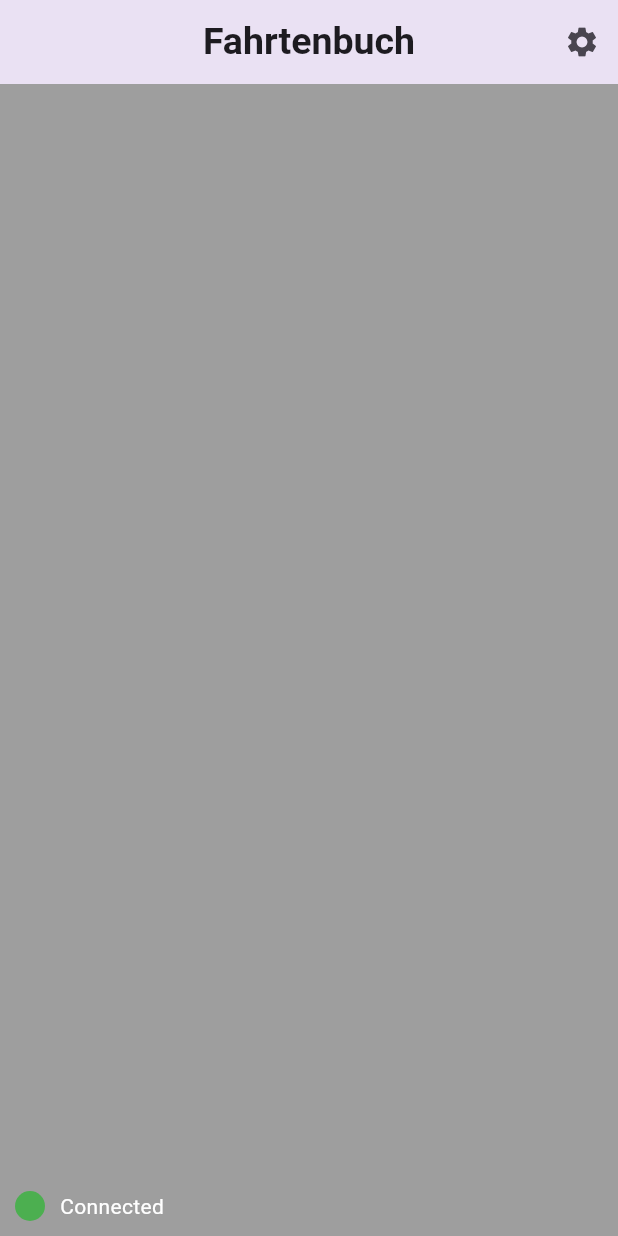
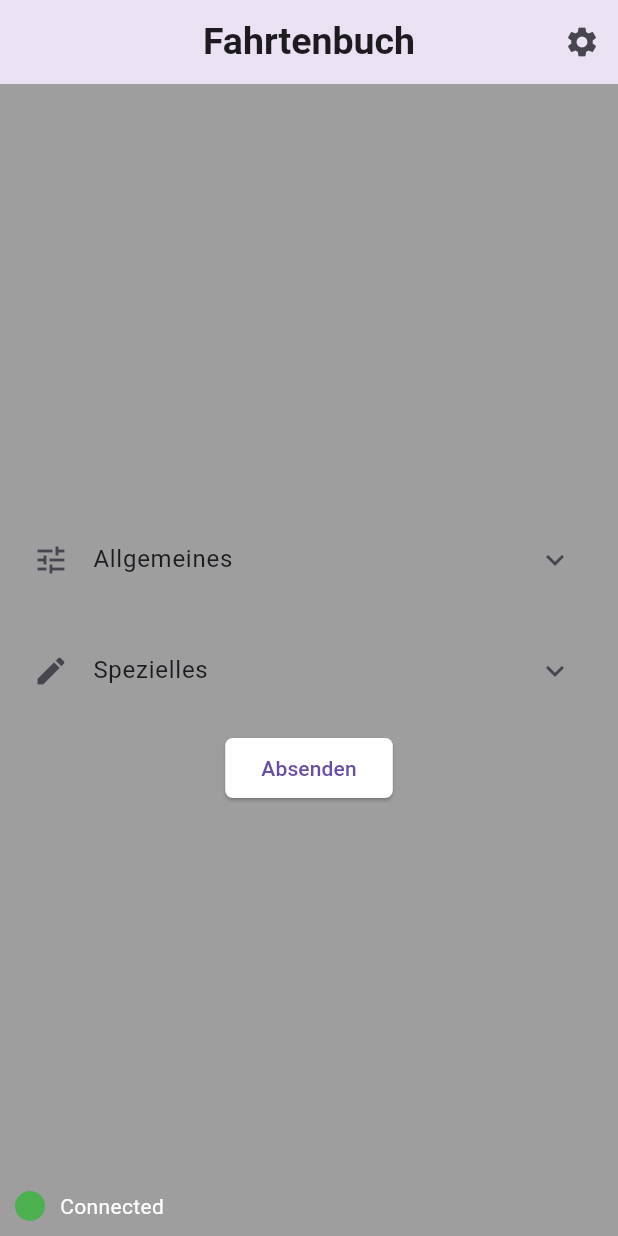
Before and after one commit to Matthias933/Fahrtenbuch, a Flutter app: the screen it shows after launch, on a phone screen of 412 x 824 dp. Run offline on Flutter 3.47's test engine with Material 3 defaults, Android fonts, the phone set to English and light mode, and no system bars; our stand-ins replace connectivity_plus, hive, hive_flutter; accounts and stored records are empty.

Commit message:
Created ui for all input fields

```diff
--- a/lib/entities/ride.dart
+++ b/lib/entities/ride.dart
@@ -10,9 +10,17 @@ class Ride {
   @HiveField(1)
   final int commanderId;
 
-  const Ride({
+  @HiveField(2)
+  final DateTime? rideDate = DateTime.now();
+
+  @HiveField(3)
+  final String? rideDescription = "";
+
+  Ride({
     required this.driverId,
     required this.commanderId,
+    //required this.rideDate,
+    //required this.rideDescription
   });
 
   Map<String, dynamic> toJson() {
--- a/lib/main.dart
+++ b/lib/main.dart
@@ -9,7 +9,7 @@ void main() async{
   Hive.registerAdapter(RideAdapter());
 
   var box = await Hive.openBox('myBox');
-
+  box.clear();
   runApp(const MainApp());
 }
 
--- a/lib/pages/home_page.dart
+++ b/lib/pages/home_page.dart
@@ -6,6 +6,10 @@ import 'package:fahrtenbuch/db/database.dart';
 import 'package:fahrtenbuch/entities/person.dart';
 import 'package:fahrtenbuch/entities/properties.dart';
 import 'package:fahrtenbuch/entities/ride.dart';
+import 'package:fahrtenbuch/utils/auto_complete_input.dart';
+import 'package:fahrtenbuch/utils/checkbox_input.dart';
+import 'package:fahrtenbuch/utils/datetime_input.dart';
+import 'package:fahrtenbuch/utils/text_input.dart';
 import 'package:flutter/material.dart';
 import 'package:hive/hive.dart';
 import 'package:http/http.dart' as http;
@@ -28,10 +32,10 @@ class _HomePageState extends State<HomePage> {
     super.initState();
 
     //Checks for connectivity once application is being started
-    checkConnectivity();
+    //checkConnectivity();
 
     //Check if database has old rides saved in it
-    initialDataCheck();
+    //initialDataCheck();
 
     //Start a listener which calls a updateds the connecitivityStatus everytime it has been changed
     Connectivity().onConnectivityChanged.listen((ConnectivityResult result) {
@@ -48,6 +52,7 @@ class _HomePageState extends State<HomePage> {
   @override
   Widget build(BuildContext context) {
     return Scaffold(
+        backgroundColor: Colors.grey,
         appBar: AppBar(
           elevation: 10,
           title: Text('Fahrtenbuch',
@@ -61,8 +66,100 @@ class _HomePageState extends State<HomePage> {
         body: Stack(
           children: [
             Center(
-              child: Container(
-                color: Colors.grey,
+              child: SingleChildScrollView(
+                child: Container(
+                  width: 400,
+                  child: Column(
+                    mainAxisAlignment: MainAxisAlignment.center,
+                    children: [
+                      ExpansionTile(
+                        title: Text('Allgemeines'),
+                        leading: Icon(Icons.tune),
+                        childrenPadding:
+                            EdgeInsets.symmetric(horizontal: 16, vertical: 8),
+                        children: [
+                          CustomDateTimeInput(labelText: 'Datum'),
+                          SizedBox(height: 8),
+                          AutoCompleteInput(
+                              names: ['Matthias', 'Martin'],
+                              labelText: 'Fahrer'),
+                          SizedBox(height: 8),
+                          AutoCompleteInput(
+                              names: ['Matthias', 'Martin'],
+                              labelText: 'Kommandant'),
+                          SizedBox(height: 8),
+                          CustomTextInput(labelText: 'Zweck der Fahrt'),
+                          SizedBox(height: 16),
+                          Text('Kilometerstand',
+                              style: TextStyle(fontWeight: FontWeight.bold)),
+                          SizedBox(height: 8),
+                          Row(
+                            children: [
+                              Expanded(
+                                  child: CustomTextInput(labelText: 'Anfang')),
+                              SizedBox(width: 8),
+                              Expanded(
+                                  child: CustomTextInput(labelText: 'Ende')),
+                            ],
+                          ),
+                          SizedBox(height: 16),
+                          CustomTextInput(labelText: 'Liter'),
+                        ],
+                      ),
+                      SizedBox(height: 16),
+                      ExpansionTile(
+                        title: Text('Spezielles'),
+                        leading: Icon(Icons.edit),
+                        childrenPadding:
+                            EdgeInsets.symmetric(horizontal: 16, vertical: 8),
+                        children: [
+                          Text('Stromerzeuger',
+                              style: TextStyle(fontWeight: FontWeight.bold)),
+                          SizedBox(height: 8),
+                          CustomCheckBoxInput(
+                              description: 'Betrieben', value: false),
+                          CustomCheckBoxInput(
+                              description: 'Tank voll', value: false),
+                          SizedBox(height: 16),
+                          Text('Atemschutz',
+                              style: TextStyle(fontWeight: FontWeight.bold)),
+                          SizedBox(height: 8),
+                          CustomCheckBoxInput(
+                              description: 'Getragen', value: false),
+                          CustomCheckBoxInput(
+                              description: 'Aufgerüstet', value: false),
+                          SizedBox(height: 16),
+                          Text('CATS',
+                              style: TextStyle(fontWeight: FontWeight.bold)),
+                          SizedBox(height: 8),
+                          CustomCheckBoxInput(
+                              description: 'Betrieben', value: false),
+                          CustomCheckBoxInput(
+                              description: 'Tank voll', value: false),
+                          SizedBox(height: 16),
+                          Text('Fahrzeug',
+                              style: TextStyle(fontWeight: FontWeight.bold)),
+                          SizedBox(height: 8),
+                          CustomTextInput(labelText: 'Mängel'),
+                          SizedBox(height: 8),
+                          CustomTextInput(labelText: 'Fehlendes'),
+                        ],
+                      ),
+                      SizedBox(height: 12,),
+                      ElevatedButton(
+                        onPressed: () {},
+                        child: Text('Absenden'),
+                        style: ButtonStyle(
+                          backgroundColor: MaterialStateProperty.all<Color>(
+                              Colors.white),
+                          shape: MaterialStateProperty.all<OutlinedBorder>(
+                              RoundedRectangleBorder(
+                                  borderRadius: BorderRadius.circular(5))),
+                        ),
+                      )
+                    ],
+                  ),
+                ),
               ),
             ),
             Positioned(
@@ -109,7 +206,6 @@ class _HomePageState extends State<HomePage> {
   }
 
   void sendFormular(Ride ride) {
-
     if (isConnected) {
       postRide(ride);
     } else {
--- a/lib/utils/auto_complete_input.dart
+++ b/lib/utils/auto_complete_input.dart
@@ -2,7 +2,8 @@ import 'package:flutter/material.dart';
 
 class AutoCompleteInput extends StatefulWidget {
   final List<String> names;
-  const AutoCompleteInput({super.key, required this.names});
+  final String labelText;
+  const AutoCompleteInput({super.key, required this.names, required this.labelText});
 
   @override
   State<AutoCompleteInput> createState() => _AutoCompleteInputState();
@@ -12,16 +13,30 @@ class _AutoCompleteInputState extends State<AutoCompleteInput> {
   @override
   Widget build(BuildContext context) {
   return Autocomplete<String>(
-
     optionsBuilder: (TextEditingValue nameTextEditingValue) {
       if (nameTextEditingValue.text == '') {
         return const Iterable<String>.empty();
       }
-        return widget.names.where((x) => x.toLowerCase().contains(nameTextEditingValue.text.toLowerCase())).toList();
+      return widget.names.where(
+        (x) => x.toLowerCase().contains(nameTextEditingValue.text.toLowerCase()),
+      );
     },
     onSelected: (String value) {
       debugPrint('You just selected $value');
     },
+    fieldViewBuilder: (BuildContext context, TextEditingController textEditingController, FocusNode focusNode, VoidCallback onFieldSubmitted) {
+      return TextField(
+        controller: textEditingController,
+        focusNode: focusNode,
+        onSubmitted: (String value) {
+          onFieldSubmitted();
+        },
+        decoration: InputDecoration(
+          border: OutlineInputBorder(),
+          labelText: widget.labelText
+        ),
+      );
+    },
   );
 }
 }
--- a/pubspec.yaml
+++ b/pubspec.yaml
@@ -13,7 +13,6 @@ dependencies:
   connectivity_plus: ^5.0.1
   hive: ^2.2.3
   hive_flutter: ^1.1.0
-  pointycastle: ^3.0.1
 
 dev_dependencies:
   flutter_test:
@@ -22,7 +21,7 @@ dev_dependencies:
   hive_flutter: ^1.1.0
   hive_generator: ^1.1.3
   build_runner: ^2.4.0
-  flutter_lints: ^4.0.0
+ # flutter_lints: ^4.0.0
 
 flutter:
   uses-material-design: true
```
Also changed, not shown: lib/entities/ride.g.dart, pubspec.lock, 1 other file. Lines whose indentation alone changed are shown as unchanged.
